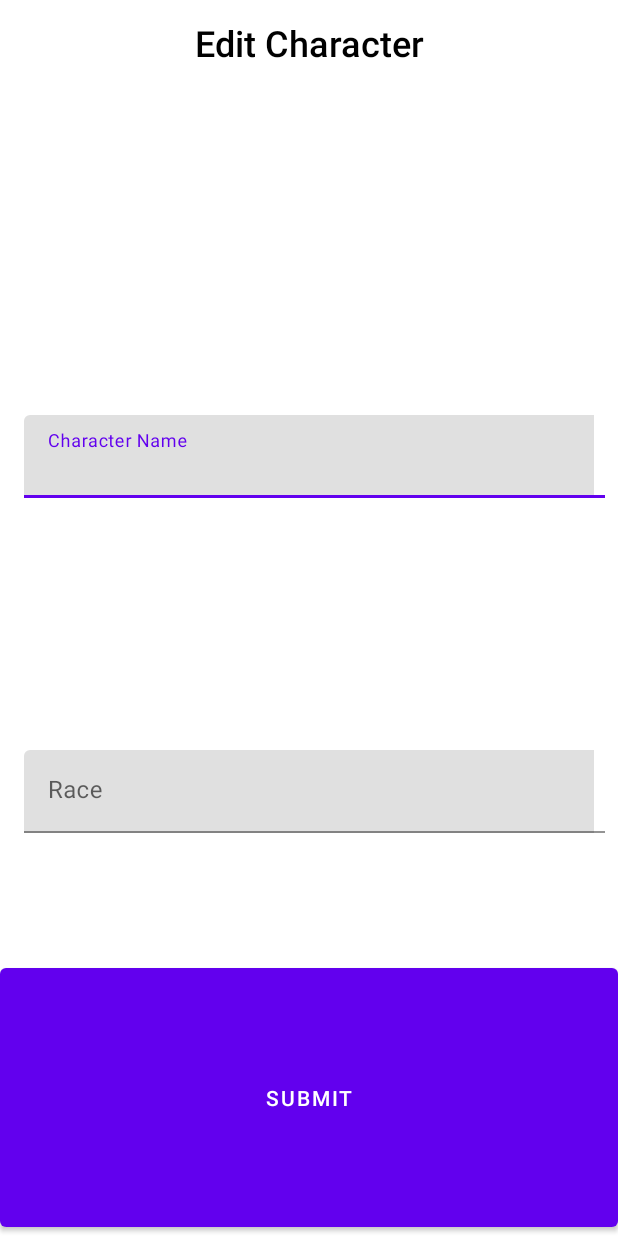
After one commit to AindriuBrennan/GuildAppManager, an Android app: the layout fragment_edit_player_popup.xml on its own in the app's theme, with its tools: preview values and no code run, on a phone screen of 412 x 824 dp. The commit adds this screen. Run offline under Robolectric (Android 15) with nearby library versions, the phone set to English and light mode, and no system bars.

Commit message:
edit and delete added
users can now edit and delete characters

```diff
--- a/app/src/main/java/org/wit/guildmanagerapp/models/CharacterModel.kt
+++ b/app/src/main/java/org/wit/guildmanagerapp/models/CharacterModel.kt
@@ -15,6 +15,7 @@ data class CharacterModel(
     var classType: String? = "",
     var itemsCollected: ArrayList<ItemModel>? = ArrayList(),
     var dateCollected: ArrayList<LocalDate>? = ArrayList(),
+    var charDeleted: Boolean = false
 ) {
     override fun equals(other: Any?): Boolean {
         return if(other is CharacterModel) {
--- /dev/null
+++ b/app/src/main/res/layout/fragment_edit_player_popup.xml
@@ -0,0 +1,63 @@
+<?xml version="1.0" encoding="utf-8"?>
+<LinearLayout xmlns:android="http://schemas.android.com/apk/res/android"
+    xmlns:tools="http://schemas.android.com/tools"
+    android:layout_width="match_parent"
+    android:layout_height="match_parent"
+    android:layout_weight="0"
+    android:orientation="vertical"
+    tools:context=".activities.CreatePlayerFragment">
+
+
+    <TextView
+        android:layout_width="match_parent"
+        android:layout_height="wrap_content"
+        android:layout_margin="12dp"
+        android:layout_weight="0.5"
+        android:fontFamily="sans-serif-medium"
+        android:text="Edit Character"
+        android:textAlignment="center"
+        android:textColor="@android:color/black"
+        android:textSize="24sp" />
+
+
+    <com.google.android.material.textfield.TextInputLayout
+        android:id="@+id/input_layout_name"
+        android:layout_width="wrap_content"
+        android:layout_height="wrap_content"
+        android:layout_weight="0.5"
+        android:padding="16dp">
+
+        <com.google.android.material.textfield.TextInputEditText
+            android:id="@+id/editTextPlayerName"
+            android:layout_width="387dp"
+            android:layout_height="55dp"
+            android:layout_weight="0.5"
+            android:hint="Character Name" />
+    </com.google.android.material.textfield.TextInputLayout>
+
+    <com.google.android.material.textfield.TextInputLayout
+        android:id="@+id/input_layout_race"
+        android:layout_width="wrap_content"
+        android:layout_height="wrap_content"
+        android:layout_weight="0.5"
+        android:padding="16dp">
+
+        <com.google.android.material.textfield.TextInputEditText
+            android:id="@+id/editTextRace"
+            android:layout_width="387dp"
+            android:layout_height="55dp"
+            android:layout_weight="0.5"
+            android:hint="Race" />
+
+    </com.google.android.material.textfield.TextInputLayout>
+
+
+    <Button
+        android:id="@+id/submit"
+        android:layout_width="match_parent"
+        android:layout_height="wrap_content"
+        android:layout_weight="0.5"
+        android:text="Submit"
+        android:textColor="@android:color/white" />
+
+</LinearLayout>
```
Also changed, not shown: app/src/main/java/org/wit/guildmanagerapp/activities/CharacterModelAdapter.kt (+22 -2 lines), app/src/main/java/org/wit/guildmanagerapp/activities/CharacterRecyclerViewListener.kt (added, +12 -0 lines), app/src/main/java/org/wit/guildmanagerapp/activities/CharacterViewModel.kt (+61 -32 lines), app/src/main/java/org/wit/guildmanagerapp/activities/CreatePlayerFragment.kt (+18 -4 lines), app/src/main/java/org/wit/guildmanagerapp/activities/EditPlayerPopupFragment.kt (added, +69 -0 lines), app/src/main/res/layout/recycler_view_character.xml (+4 -4 lines).
